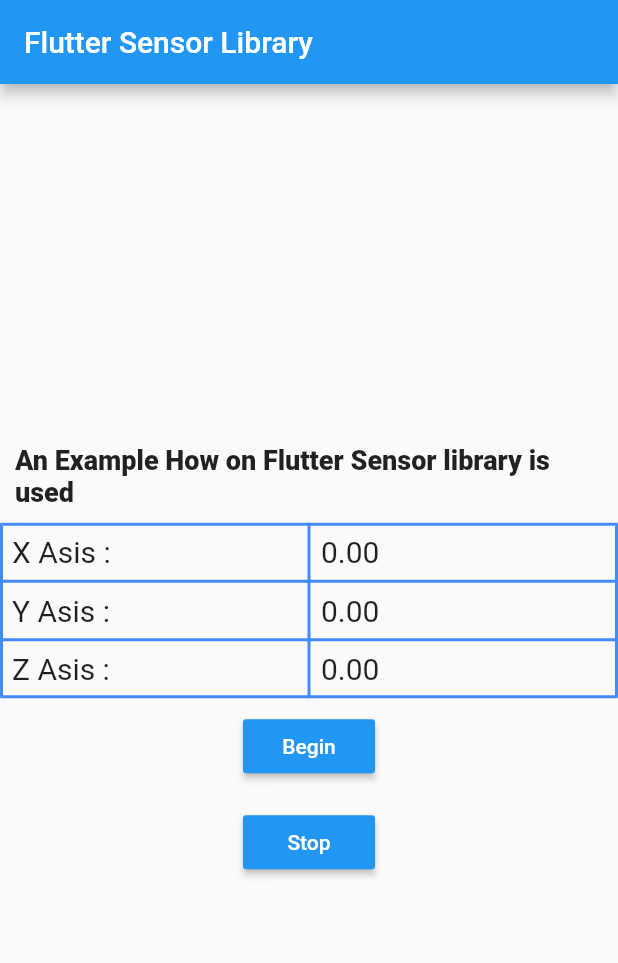
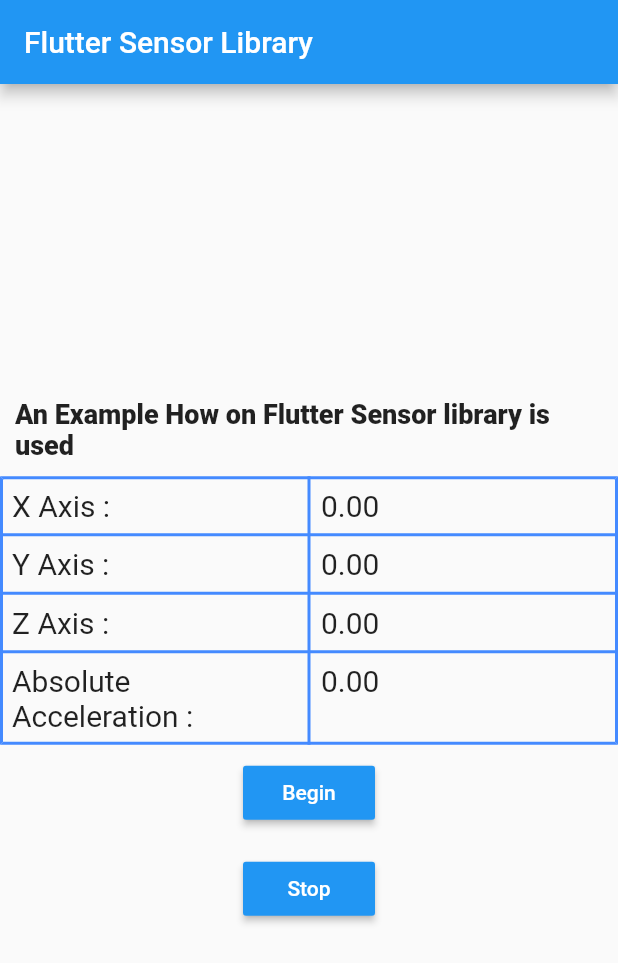
Before and after one commit to MarcusNagel/gyroscope_tracker, a Flutter app: the screen it shows after launch, on a phone screen of 412 x 824 dp. Shown: the top 963 px of the screen. Run offline on Flutter 3.47's test engine with Material 2 defaults, Android fonts, the light colour scheme and no system bars; our stand-ins replace sensors.

Commit message:
Added function for absolute acceleration

```diff
--- a/lib/main.dart
+++ b/lib/main.dart
@@ -1,4 +1,7 @@
+// ignore_for_file: use_key_in_widget_constructors, prefer_const_constructors, deprecated_member_use
+
 import 'dart:async';
+import 'dart:core';
 import 'package:flutter/material.dart';
 import 'package:sensors/sensors.dart';
 
@@ -25,6 +28,7 @@
 
 class _MyHomePageState extends State<MyHomePage> {
   double x = 0, y = 0, z = 0;
+  double absAcceleration = 0;
 
   StreamSubscription? accel;
   Timer? timer;
@@ -32,7 +36,6 @@
 
   @override
   void initState() {
-    // TODO: implement initState
     super.initState();
   }
 
@@ -49,13 +52,14 @@
       accel?.resume();
     }
 
-    // Accelerometer events come faster than we need them so a timer is used to only proccess them every 200 milliseconds
+    // Accelerometer events come faster than we need them so a timer is used to only process them every 200 milliseconds
     if (timer == null || !timer!.isActive) {
       timer = Timer.periodic(Duration(milliseconds: 200), (_) {
         setState(() {
           x = event!.x;
           y = event!.y;
           z = event!.z;
+          absAcceleration = getAbsoluteValue();
         });
       });
     }
@@ -68,6 +72,14 @@
 
     // set the success color and reset the count
     setState(() {});
+  }
+
+  getAbsoluteValue() {
+    double absoluteX = x.abs();
+    double absoluteY = y.abs();
+    double absoluteZ = z.abs();
+
+    absAcceleration = absoluteX + absoluteY + absoluteZ;
   }
 
   @override
@@ -98,7 +110,7 @@
                       Padding(
                         padding: const EdgeInsets.all(8.0),
                         child: Text(
-                          "X Asis : ",
+                          "X Axis : ",
                           style: TextStyle(fontSize: 20.0),
                         ),
                       ),
@@ -106,7 +118,7 @@
                         padding: const EdgeInsets.all(8.0),
                         child: Text(
                             x.toStringAsFixed(
-                                2), //trim the asis value to 2 digit after decimal point
+                                2), //trim the axis value to 2 digit after decimal point
                             style: TextStyle(fontSize: 20.0)),
                       )
                     ],
@@ -116,7 +128,7 @@
                       Padding(
                         padding: const EdgeInsets.all(8.0),
                         child: Text(
-                          "Y Asis : ",
+                          "Y Axis : ",
                           style: TextStyle(fontSize: 20.0),
                         ),
                       ),
@@ -124,7 +136,7 @@
                         padding: const EdgeInsets.all(8.0),
                         child: Text(
                             y.toStringAsFixed(
-                                2), //trim the asis value to 2 digit after decimal point
+                                2), //trim the axis value to 2 digit after decimal point
                             style: TextStyle(fontSize: 20.0)),
                       )
                     ],
@@ -134,7 +146,7 @@
                       Padding(
                         padding: const EdgeInsets.all(8.0),
                         child: Text(
-                          "Z Asis : ",
+                          "Z Axis : ",
                           style: TextStyle(fontSize: 20.0),
                         ),
                       ),
@@ -142,7 +154,25 @@
                         padding: const EdgeInsets.all(8.0),
                         child: Text(
                             z.toStringAsFixed(
-                                2), //trim the asis value to 2 digit after decimal point
+                                2), //trim the axis value to 2 digit after decimal point
+                            style: TextStyle(fontSize: 20.0)),
+                      )
+                    ],
+                  ),
+                  TableRow(
+                    children: [
+                      Padding(
+                        padding: const EdgeInsets.all(8.0),
+                        child: Text(
+                          "Absolute Acceleration : ",
+                          style: TextStyle(fontSize: 20.0),
+                        ),
+                      ),
+                      Padding(
+                        padding: const EdgeInsets.all(8.0),
+                        child: Text(
+                            absAcceleration.toStringAsFixed(
+                                2), //trim the axis value to 2 digit after decimal point
                             style: TextStyle(fontSize: 20.0)),
                       )
                     ],
--- a/pubspec.yaml
+++ b/pubspec.yaml
@@ -19,6 +19,10 @@
 
 environment:
   sdk: ">=2.15.1 <3.0.0"
+  csv: ^5.0.1
+  path_provider: ^2.0.9
+  file_picker: ^4.5.1
+  random_string: ^2.3.1
 
 # Dependencies specify other packages that your package needs in order to work.
 # To automatically upgrade your package dependencies to the latest versions
```
Also changed, not shown: pubspec.lock, 2 other files.
